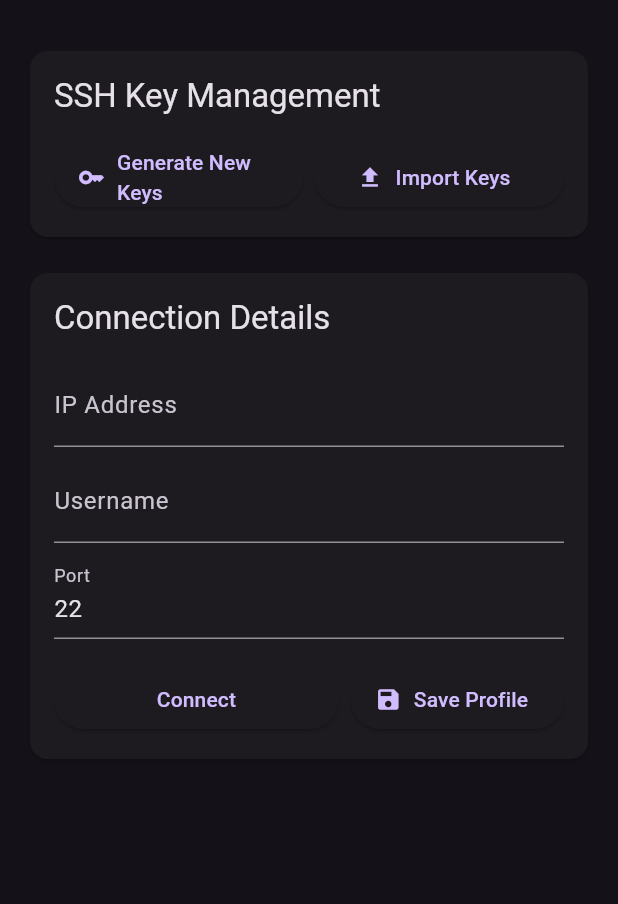
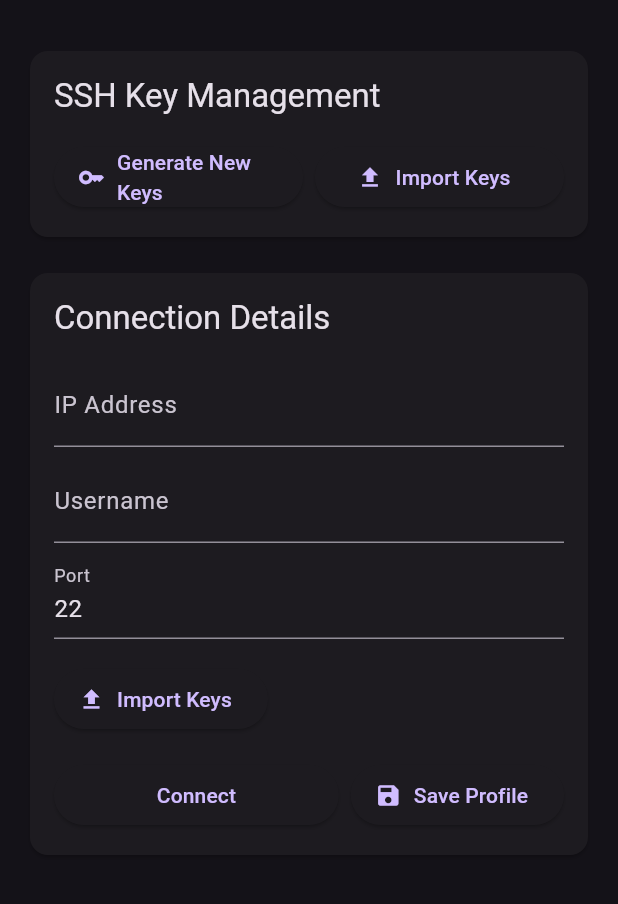
Before and after one commit to sanjaymadari/termile, a Flutter app: the screen it shows after launch, on a phone screen of 412 x 824 dp, the part 63-967 px from its top. Run offline on Flutter 3.47's test engine with Material 3 defaults, Android fonts, the phone set to English and light mode, and no system bars; our stand-ins replace file_picker, share_plus, shared_preferences; missing offline and left inert: dartssh2, xterm.

Commit message:
Update main.dart

```diff
--- a/lib/main.dart
+++ b/lib/main.dart
@@ -587,6 +587,14 @@ class _SSHTerminalState extends State<SSHTerminal> {
                             keyboardType: TextInputType.number,
                           ),
                           const SizedBox(height: 16),
+                          Expanded(
+                            child: ElevatedButton.icon(
+                              onPressed: _importExistingKeys,
+                              icon: const Icon(Icons.file_upload),
+                              label: const Text('Import Keys'),
+                            ),
+                          ),
+                          const SizedBox(height: 16),
                           Row(
                             children: [
                               Expanded(
```
